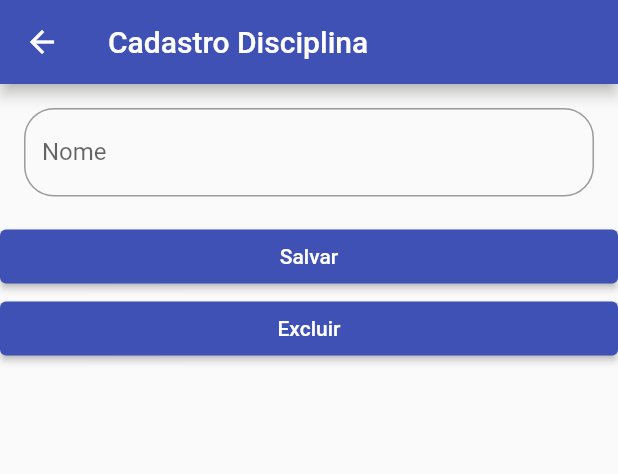
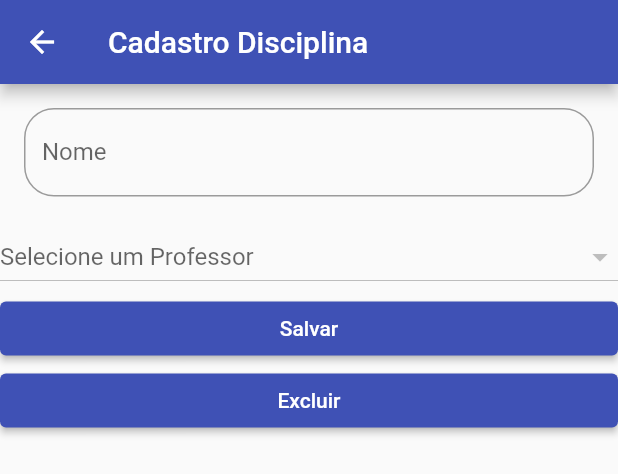
Before and after one commit to BrunoSzczuk/app_notas, a Flutter app: the ListDisciplinaPage widget shown alone on an empty page, opened directly, after a tap on the "add" icon, on a phone screen of 412 x 824 dp. Shown: the top 474 px of the screen. Run offline on Flutter 3.47's test engine with Material 2 defaults, Android fonts, the phone set to English and light mode, and no system bars; our stand-ins replace sqflite; missing offline and left inert: dart:ffi; accounts and stored records are empty.

Commit message:
created spinner for professor selection.

```diff
--- a/lib/datasources/local/aluno_helper.dart
+++ b/lib/datasources/local/aluno_helper.dart
@@ -13,7 +13,7 @@ class AlunoHelper extends BaseHelper<Aluno> {
   AlunoHelper() : super(Aluno.Id);
 
   @override
-  convertFromMap(Map m) => Aluno.fromMap(m);
+  convertFromMap(Map m) async => Aluno.fromMap(m);
 }
 
 class AlunoTurmaHelper extends BaseHelper<AlunoTurma> {
@@ -30,5 +30,5 @@ class AlunoTurmaHelper extends BaseHelper<AlunoTurma> {
   AlunoTurmaHelper() : super(AlunoTurma.Id);
 
   @override
-  convertFromMap(Map m) => AlunoTurma.fromMap(m);
+  convertFromMap(Map m) async => AlunoTurma.fromMap(m);
 }
--- a/lib/datasources/local/base/base_helper.dart
+++ b/lib/datasources/local/base/base_helper.dart
@@ -33,7 +33,7 @@ abstract class BaseHelper<T extends BaseModel> {
     List maps = await db.query(_tableName);
     List<T> lista = [];
     for (Map m in maps) {
-      lista.add(convertFromMap(m));
+      lista.add(await convertFromMap(m));
     }
     return lista;
   }
@@ -41,12 +41,12 @@ abstract class BaseHelper<T extends BaseModel> {
   Future<T?> getById(id) async {
     Database db = await BancoDados().db;
     List maps =
-        await db.query(_tableName, where: " '$id' = ?", whereArgs: [id]);
+        await db.query(_tableName, where: " $idColumn = ?", whereArgs: [id]);
     if (maps.isNotEmpty) {
       return convertFromMap(maps.first);
     }
     return null;
   }
 
-  T convertFromMap(Map<dynamic, dynamic> m);
+  Future<T> convertFromMap(Map<dynamic, dynamic> m);
 }
--- a/lib/datasources/local/professor_helper.dart
+++ b/lib/datasources/local/professor_helper.dart
@@ -12,5 +12,5 @@ class ProfessorHelper extends BaseHelper<Professor> {
   ProfessorHelper() : super(Professor.Id);
 
   @override
-  convertFromMap(Map m) => Professor.fromMap(m);
+  convertFromMap(Map m) async => Professor.fromMap(m);
 }
--- a/lib/datasources/models/disciplina.dart
+++ b/lib/datasources/models/disciplina.dart
@@ -4,25 +4,24 @@ import 'package:app_notas/datasources/models/turma.dart';
 
 class Disciplina extends BaseModel<int?> {
   int? id;
-  String nome;
-  Professor professor;
+  String? nome;
+  Professor? professor;
   static const Id = 'id';
   static const Nome = 'nome';
   static const ProfessorId = 'professor_id';
   static const Tabela = 'TbDisciplina';
 
-  Disciplina({this.id, required this.nome, required this.professor});
+  Disciplina({this.id,  this.nome,  this.professor});
 
   factory Disciplina.fromMap(Map map) => Disciplina(
         id: map[Id],
-        nome: map[Nome],
-        professor: Professor.fromMap(map[ProfessorId]),
+        nome: map[Nome]
       );
 
   Map<String, dynamic> toMap() => {
         Id: id,
         Nome: nome,
-
+        ProfessorId: professor?.id,
       };
 }
 
--- a/lib/ui/pages/cad_disciplina_page.dart
+++ b/lib/ui/pages/cad_disciplina_page.dart
@@ -1,12 +1,14 @@
 import 'package:app_notas/datasources/local/disciplina_helper.dart';
 import 'package:app_notas/datasources/local/base/base_helper.dart';
 import 'package:app_notas/datasources/models/base/base_model.dart';
+import 'package:app_notas/datasources/models/professor.dart';
 import 'package:app_notas/ui/components/campo_texto.dart';
 import 'package:app_notas/ui/components/mensagem_alerta.dart';
 import 'package:app_notas/ui/pages/base/base_cad_page.dart';
 import 'package:flutter/material.dart';
 import 'package:flutter/src/widgets/framework.dart';
 
+import '../../datasources/local/professor_helper.dart';
 import '../../datasources/models/disciplina.dart';
 
 class CadDisciplinaPage extends BaseCadPage {
@@ -17,37 +19,75 @@ class CadDisciplinaPage extends BaseCadPage {
       createState() => CadDisciplinaState();
 }
 
-class CadDisciplinaState extends BaseCadPageState<CadDisciplinaPage, Disciplina, DisciplinaHelper> {
+class CadDisciplinaState
+    extends BaseCadPageState<CadDisciplinaPage, Disciplina, DisciplinaHelper> {
   CadDisciplinaState()
       : super(
           DisciplinaHelper(),
           'Cadastro Disciplina',
         );
   final _nomeController = TextEditingController();
-
+  final professorHelper = ProfessorHelper();
+  Professor? professor;
   @override
   bool validar() {
     if (_nomeController.text.isEmpty) {
       MensagemAlerta.alerta(context: context, texto: 'Nome é obrigatório!');
       return false;
     }
+    if (professor == null) {
+      MensagemAlerta.alerta(context: context, texto: 'Professor é obrigatório!');
+      return false;
+    }
     return true;
   }
+
 
   @override
   void preSalvar() {
     (widget.objeto as Disciplina).nome = _nomeController.text;
+    (widget.objeto as Disciplina).professor = professor!;
   }
 
   @override
   List<Widget> widgets() {
-    return [CampoTexto(controller: _nomeController, texto: 'Nome')];
+    return [
+      CampoTexto(controller: _nomeController, texto: 'Nome'),
+      FutureBuilder<List<Professor>>(
+          future: professorHelper.getAll(),
+          builder: (context, snapshot) {
+            if (snapshot.hasData) {
+              return DropdownButton<Professor>(
+                  hint: const Text('Selecione um Professor'),
+                  isExpanded: true,
+                  value: professor,
+                  onChanged: (value) {
+                    setState(() {
+                      professor = value;
+                    });
+                  },
+                  items: snapshot.data?.map((professor) {
+                    return DropdownMenuItem<Professor>(
+                      value: professor,
+                      child: Text(professor.nome),
+                    );
+                  }).toList());
+            } else {
+              return const Center(
+                child: CircularProgressIndicator(),
+              );
+            }
+          })
+    ];
   }
 
   @override
   void preencheCamposComObjeto(Disciplina? objeto) {
     if (objeto != null) {
-      _nomeController.text = objeto.nome;
+      _nomeController.text = objeto.nome ?? '';
+      if (objeto.professor != null) {
+        professor = objeto.professor;
+      }
     }
   }
 }
```
Also changed, not shown: lib/datasources/local/disciplina_helper.dart (+9 -2 lines), lib/datasources/models/professor.dart (+11 -0 lines), lib/ui/pages/list_disciplina_page.dart (+3 -4 lines).
